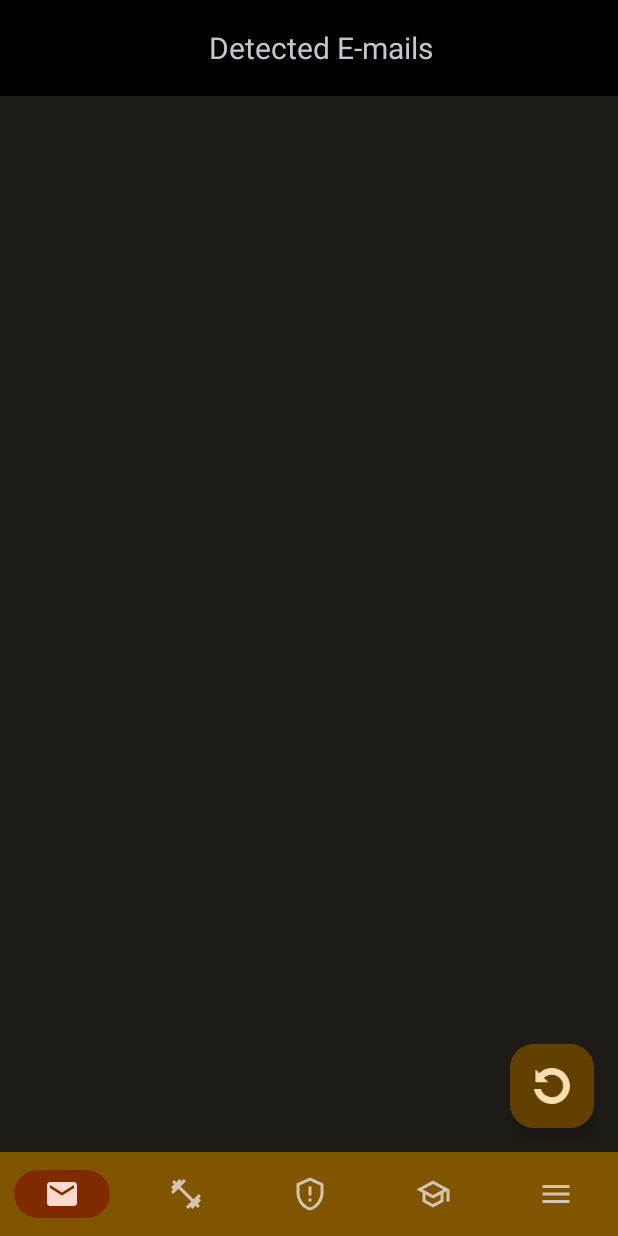
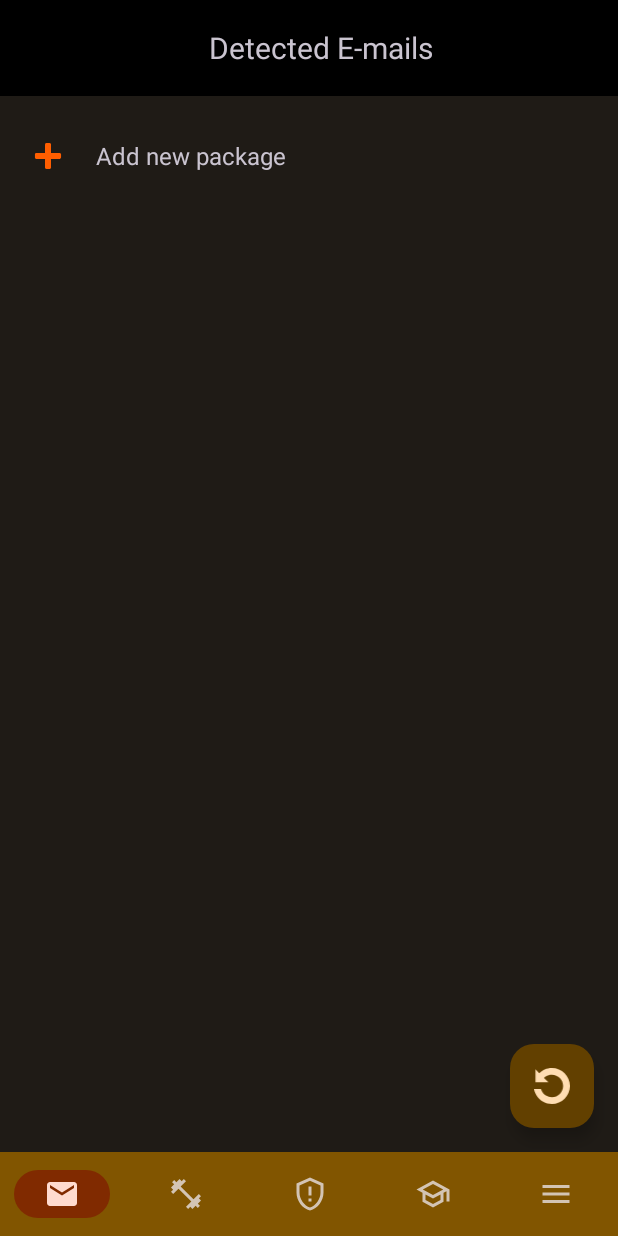
Before and after one commit to martinszuc/phishing-emails-detection, an Android app: the EmailsPackageManagerFragment screen opened through its navigation route, on a phone screen of 412 x 824 dp. Run offline under Robolectric (Android 15) with nearby library versions, the phone set to English and light mode, and no system bars; our stand-ins replace Dagger/Hilt's generated code, Firebase (no records; nobody signed in at launch, a user with empty details on screens opened directly), Room's generated code, navigation-ui; libraries missing offline, so code that uses them is left out: com.chaquo.python; 1 statement that could not run was skipped.

Commit message:
added: add new package item
Signed-off-by: Martin Szuc <matoszuc@gmail.com>

```diff
--- a/app/src/main/java/com/martinszuc/phishing_emails_detection/ui/component/emails/emails_detector/adapter/EmailPackageAdapter.kt
+++ b/app/src/main/java/com/martinszuc/phishing_emails_detection/ui/component/emails/emails_detector/adapter/EmailPackageAdapter.kt
@@ -1,6 +1,5 @@
 package com.martinszuc.phishing_emails_detection.ui.component.emails.emails_detector.adapter
 
-import android.util.Log
 import android.view.LayoutInflater
 import android.view.View
 import android.view.ViewGroup
@@ -8,49 +7,78 @@ import android.widget.ImageButton
 import android.widget.TextView
 import androidx.recyclerview.widget.RecyclerView
 import com.martinszuc.phishing_emails_detection.R
-import com.martinszuc.phishing_emails_detection.data.email_package.entity.EmailPackage
 import com.martinszuc.phishing_emails_detection.data.email_package.entity.EmailPackageMetadata
 import com.martinszuc.phishing_emails_detection.utils.StringUtils
 
-/**
- * Authored by matoszuc@gmail.com
- */
-
 class EmailPackageAdapter(
     private var items: List<EmailPackageMetadata>,
-    private val onDeleteClicked: (String) -> Unit
-) : RecyclerView.Adapter<EmailPackageAdapter.ViewHolder>() {
+    private val onDeleteClicked: (String) -> Unit,
+    private val onAddClicked: () -> Unit
+) : RecyclerView.Adapter<EmailPackageAdapter.EmailPackageViewHolder>() {
 
-    inner class ViewHolder(view: View) : RecyclerView.ViewHolder(view) {
+    companion object {
+        private const val VIEW_TYPE_ADD = 0
+        private const val VIEW_TYPE_PACKAGE = 1
+    }
+
+    sealed class EmailPackageViewHolder(view: View) : RecyclerView.ViewHolder(view) {
+        class AddViewHolder(view: View) : EmailPackageViewHolder(view) {
+            // Add view can have its own view initializations if necessary
+        }
+
+        class PackageViewHolder(view: View) : EmailPackageViewHolder(view) {
             val tvPackageName: TextView = view.findViewById(R.id.tvPackageName)
             val tvIsPhishy: TextView = view.findViewById(R.id.tvIsPhishy)
             val tvCreationDate: TextView = view.findViewById(R.id.tvCreationDate)
-        val tvPackageSize: TextView = view.findViewById(R.id.tvPackageSize) // New TextView
-        val tvNumberOfEmails: TextView = view.findViewById(R.id.tvNumberOfEmails) // New TextView
+            val tvPackageSize: TextView = view.findViewById(R.id.tvPackageSize)
+            val tvNumberOfEmails: TextView = view.findViewById(R.id.tvNumberOfEmails)
             val btnDelete: ImageButton = view.findViewById(R.id.btnDelete)
         }
-
-    override fun onCreateViewHolder(parent: ViewGroup, viewType: Int): ViewHolder {
-        val view = LayoutInflater.from(parent.context).inflate(R.layout.item_package_email, parent, false)
-        return ViewHolder(view)
     }
 
-    override fun onBindViewHolder(holder: ViewHolder, position: Int) {
-        val item = items[position]
+    override fun onCreateViewHolder(parent: ViewGroup, viewType: Int): EmailPackageViewHolder {
+        return when (viewType) {
+            VIEW_TYPE_ADD -> {
+                val view = LayoutInflater.from(parent.context).inflate(R.layout.item_add_package, parent, false)
+                EmailPackageViewHolder.AddViewHolder(view)
+            }
+            VIEW_TYPE_PACKAGE -> {
+                val view = LayoutInflater.from(parent.context).inflate(R.layout.item_package_email, parent, false)
+                EmailPackageViewHolder.PackageViewHolder(view)
+            }
+            else -> throw IllegalArgumentException("Unknown view type: $viewType")
+        }
+    }
+
+    override fun onBindViewHolder(holder: EmailPackageViewHolder, position: Int) {
+        when (holder) {
+            is EmailPackageViewHolder.AddViewHolder -> {
+                holder.itemView.setOnClickListener {
+                    onAddClicked()
+                }
+            }
+            is EmailPackageViewHolder.PackageViewHolder -> {
+                val realPosition = position - 1 // Adjust for the add item at position 0
+                val item = items[realPosition]
                 holder.tvPackageName.text = item.packageName
                 holder.tvIsPhishy.text = if (item.isPhishy) "Phishing" else "Safe"
                 holder.tvCreationDate.text = StringUtils.formatTimestamp(item.creationDate)
-        holder.tvPackageSize.text = "Size: ${item.fileSize} bytes" // Convert bytes to MB
+                holder.tvPackageSize.text = "Size: ${item.fileSize} bytes"
                 holder.tvNumberOfEmails.text = "Emails: ${item.numberOfEmails}"
                 holder.btnDelete.setOnClickListener {
-            onDeleteClicked(items[position].fileName) // Pass the file name to be deleted
+                    onDeleteClicked(item.fileName)
+                }
+            }
         }
     }
 
-    override fun getItemCount(): Int = items.size
+    override fun getItemCount(): Int = items.size + 1 // Add 1 for the add item
+
+    override fun getItemViewType(position: Int): Int {
+        return if (position == 0) VIEW_TYPE_ADD else VIEW_TYPE_PACKAGE
+    }
 
     fun setItems(newItems: List<EmailPackageMetadata>) {
-        Log.d("EmailPackageAdapter", "Setting items: ${newItems.size}")
         items = newItems
         notifyDataSetChanged()
     }
--- /dev/null
+++ b/app/src/main/res/layout/item_add_package.xml
@@ -0,0 +1,23 @@
+<?xml version="1.0" encoding="utf-8"?>
+<LinearLayout xmlns:android="http://schemas.android.com/apk/res/android"
+    android:layout_width="match_parent"
+    android:layout_height="wrap_content"
+    android:gravity="center_vertical"
+    android:orientation="horizontal"
+    android:padding="16dp">
+
+    <ImageView
+        android:id="@+id/ivAddIcon"
+        android:layout_width="wrap_content"
+        android:layout_height="wrap_content"
+        android:contentDescription="@string/add_new_package"
+        android:src="@android:drawable/ic_input_add"
+        android:tint="@color/md_theme_dark_primary" />
+
+    <TextView
+        android:layout_width="wrap_content"
+        android:layout_height="wrap_content"
+        android:layout_marginStart="16dp"
+        android:text="@string/add_new_package"
+        android:textSize="16sp" />
+</LinearLayout>
--- a/app/src/main/res/values/strings.xml
+++ b/app/src/main/res/values/strings.xml
@@ -76,4 +76,5 @@
     <string name="training_fragment">Training Fragment</string>
     <string name="delete">delete email package</string>
     <string name="refresh">Refresh</string>
+    <string name="add_new_package">Add new package</string>
 </resources>
```
Also changed, not shown: app/src/main/java/com/martinszuc/phishing_emails_detection/ui/component/emails/emails_detector/EmailsPackageManagerFragment.kt (+6 -2 lines). Lines whose indentation alone changed are shown as unchanged.
